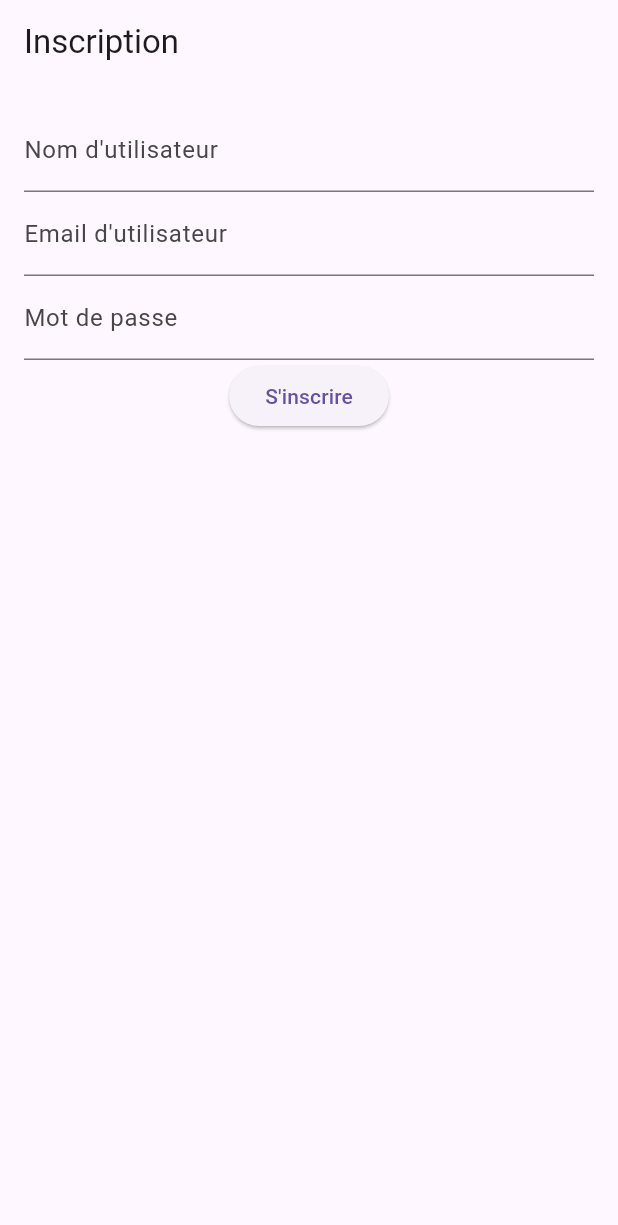
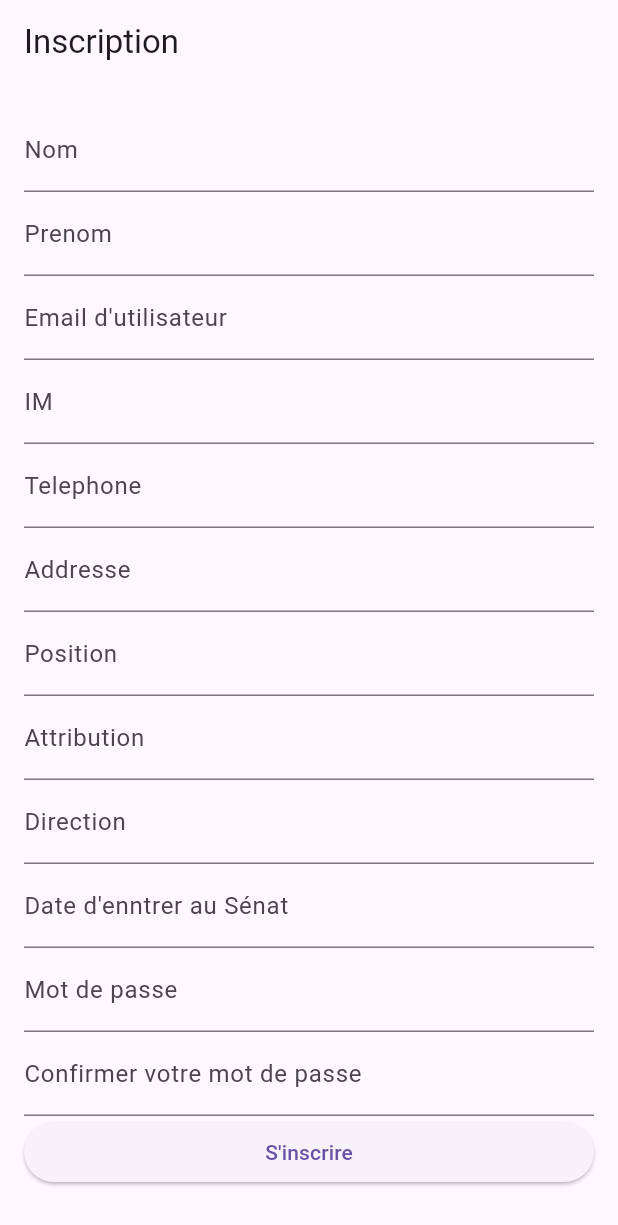
Before and after one commit to Daris02/social-app-ui, a Flutter app: the RegisterScreen screen opened by its route, on a phone screen of 412 x 824 dp. Shown: the top 1225 px of the screen. Run offline on Flutter 3.47's test engine with Material 3 defaults, Android fonts, the phone set to English and light mode, and no system bars; our stand-ins replace dio, flutter_riverpod, go_router, shared_preferences; missing offline and left inert: flutter_webrtc; accounts and stored records are empty; network calls fail.

Commit message:
feat: add register

```diff
--- a/lib/models/annonce.dart
+++ b/lib/models/annonce.dart
@@ -1,8 +1,10 @@
+import 'package:social_app/models/user.dart';
+
 class Annonce {
   final int id;
   final String title;
   final String content;
-  final String author;
+  final User author;
 
   Annonce({
     required this.id,
@@ -16,7 +18,7 @@ class Annonce {
       id: json['id'],
       title: json['title'],
       content: json['content'],
-      author: json['user']['username'],
+      author: User.fromJson(json['author']),
     );
   }
 }
--- a/lib/models/user.dart
+++ b/lib/models/user.dart
@@ -1,17 +1,93 @@
 class User {
-  final int id;
-  final String lastName;
-  final String email;
-  final String token;
+  int id;
+  String IM;
+  String firstName;
+  String lastName;
+  String email;
+  String phone;
+  String address;
+  String position;
+  String attribution;
+  String direction;
+  DateTime entryDate;
+  bool senator;
+  String token;
 
-  User({required this.id, required this.lastName, required this.email, required this.token});
+  setToken(newToken) {
+    this.token = newToken;
+  }
+
+  User({
+    required this.id,
+    required this.firstName,
+    required this.lastName,
+    required this.email,
+    required this.IM,
+    required this.phone,
+    required this.address,
+    required this.position,
+    required this.attribution,
+    required this.direction,
+    required this.entryDate,
+    required this.senator,
+    required this.token,
+  });
 
   factory User.fromJson(Map<String, dynamic> json) {
+    if (json['token'] == null) json['token'] = '';
+    if (json['IM'] == null) json['IM'] = '';
+    if (json['address'] == null) json['address'] = '';
+    if (json['position'] == null) json['position'] = '';
+    if (json['attribution'] == null) json['attribution'] = '';
+    if (json['direction'] == null) json['direction'] = '';
+    if (json['phone'] == null) json['phone'] = '';
+    if (json['entryDate'] == null) json['entryDate'] = DateTime.now().toString();
     return User(
       id: json['id'],
+      firstName: json['firstName'],
       lastName: json['lastName'],
       email: json['email'],
+      IM: json['IM'],
+      phone: json['phone'],
+      address: json['address'],
+      position: json['position'],
+      attribution: json['attribution'],
+      direction: json['direction'],
+      entryDate: DateTime.parse(json['entryDate']),
+      senator: json['senator'],
       token: json['token'],
     );
   }
 }
+
+class CreateUser {
+  String firstName;
+  String lastName;
+  String email;
+  String IM;
+  String password;
+  String confirmPassword;
+  String phone;
+  String address;
+  String position;
+  String attribution;
+  String direction;
+  DateTime entryDate;
+  bool senator;
+
+  CreateUser({
+    required this.firstName,
+    required this.lastName,
+    required this.email,
+    required this.IM,
+    required this.password,
+    required this.confirmPassword,
+    required this.phone,
+    required this.address,
+    required this.position,
+    required this.attribution,
+    required this.direction,
+    required this.entryDate,
+    required this.senator,
+  });
+}
--- a/lib/providers/chat_provider.dart
+++ b/lib/providers/chat_provider.dart
@@ -23,8 +23,8 @@ class ChatController extends StateNotifier<List<Message>> {
     final token = prefs.getString('token');
 
     _channel = WebSocketChannel.connect(
-      Uri.parse('ws://192.168.0.53:4000?token=$token'),
-      // Uri.parse('ws://192.168.8.100:4000?token=$token'),
+      // Uri.parse('ws://192.168.0.53:4000?token=$token'),
+      Uri.parse('ws://192.168.8.100:4000?token=$token'),
       // Uri.parse('ws://192.168.88.201:4000?token=$token'),
       // Uri.parse('ws://192.168.112.12:4000?token=$token'),
       // Uri.parse('ws://localhost:4000?token=$token'),
--- a/lib/screens/register.dart
+++ b/lib/screens/register.dart
@@ -1,12 +1,23 @@
 import 'package:flutter/material.dart';
 import 'package:flutter_riverpod/flutter_riverpod.dart';
+import 'package:social_app/models/user.dart';
 import 'package:social_app/services/auth_service.dart';
 import '../routes/app_router.dart';
 
 class RegisterScreen extends ConsumerWidget {
-  final _username = TextEditingController();
+  final _firstName = TextEditingController();
+  final _lastName = TextEditingController();
   final _email = TextEditingController();
   final _password = TextEditingController();
+  final _confirmPassword = TextEditingController();
+  final _IM = TextEditingController();
+  final _phone = TextEditingController();
+  final _address = TextEditingController();
+  final _position = TextEditingController();
+  final _attribution = TextEditingController();
+  final _direction = TextEditingController();
+  final _entryDate = TextEditingController();
+  // final _senator = TextEditingController();
 
   RegisterScreen({super.key});
 
@@ -16,18 +27,89 @@ class RegisterScreen extends ConsumerWidget {
       appBar: AppBar(title: Text("Inscription")),
       body: Padding(
         padding: EdgeInsets.all(16),
-        child: Column(
+        child: ListView(
           children: [
-            TextField(controller: _username, decoration: InputDecoration(labelText: "Nom d'utilisateur")),
-            TextField(controller: _email, decoration: InputDecoration(labelText: "Email d'utilisateur")),
-            TextField(controller: _password, obscureText: true, decoration: InputDecoration(labelText: "Mot de passe")),
+            TextField(
+              controller: _firstName,
+              decoration: InputDecoration(labelText: "Nom"),
+            ),
+            TextField(
+              controller: _lastName,
+              decoration: InputDecoration(labelText: "Prenom"),
+            ),
+            TextField(
+              controller: _email,
+              decoration: InputDecoration(labelText: "Email d'utilisateur"),
+            ),
+            TextField(
+              controller: _IM,
+              decoration: InputDecoration(labelText: "IM"),
+            ),
+            TextField(
+              controller: _phone,
+              decoration: InputDecoration(labelText: "Telephone"),
+            ),
+            TextField(
+              controller: _address,
+              decoration: InputDecoration(labelText: "Addresse"),
+            ),
+            TextField(
+              controller: _position,
+              decoration: InputDecoration(labelText: "Position"),
+            ),
+            TextField(
+              controller: _attribution,
+              decoration: InputDecoration(labelText: "Attribution"),
+            ),
+            TextField(
+              controller: _direction,
+              decoration: InputDecoration(labelText: "Direction"),
+            ),
+            TextField(
+              controller: _entryDate,
+              decoration: InputDecoration(labelText: "Date d'enntrer au Sénat"),
+            ),
+            // TextField(controller: _senator, decoration: InputDecoration(labelText: "Senateur")),
+            // Checkbox(),
+            TextField(
+              controller: _password,
+              obscureText: true,
+              decoration: InputDecoration(labelText: "Mot de passe"),
+            ),
+            TextField(
+              controller: _confirmPassword,
+              obscureText: true,
+              decoration: InputDecoration(
+                labelText: "Confirmer votre mot de passe",
+              ),
+            ),
             ElevatedButton(
               onPressed: () async {
-                final success = await ref.read(authProvider.notifier).register(_username.text, _email.text, _password.text);
+                final success = await ref
+                    .read(authProvider.notifier)
+                    .register(
+                      CreateUser(
+                        firstName: _firstName.text,
+                        lastName: _lastName.text,
+                        email: _email.text,
+                        IM: _IM.text,
+                        password: _password.text,
+                        confirmPassword: _confirmPassword.text,
+                        phone: _phone.text,
+                        address: _address.text,
+                        position: _position.text,
+                        attribution: _attribution.text,
+                        direction: _direction.text,
+                        entryDate: DateTime.parse(_entryDate.text),
+                        senator: false,
+                      )
+                    );
                 if (success) {
                   appRouter.go('/');
                 } else {
-                  ScaffoldMessenger.of(context).showSnackBar(SnackBar(content: Text('Échec d\'inscription')));
+                  ScaffoldMessenger.of(context).showSnackBar(
+                    SnackBar(content: Text('Échec d\'inscription')),
+                  );
                 }
               },
               child: Text("S'inscrire"),
```
Also changed, not shown: lib/screens/annonces.dart (+4 -4 lines), lib/screens/login.dart (+1 -7 lines), lib/services/api_service.dart (+32 -9 lines), lib/services/auth_service.dart (+53 -10 lines), lib/services/ws_service.dart (+6 -3 lines).
